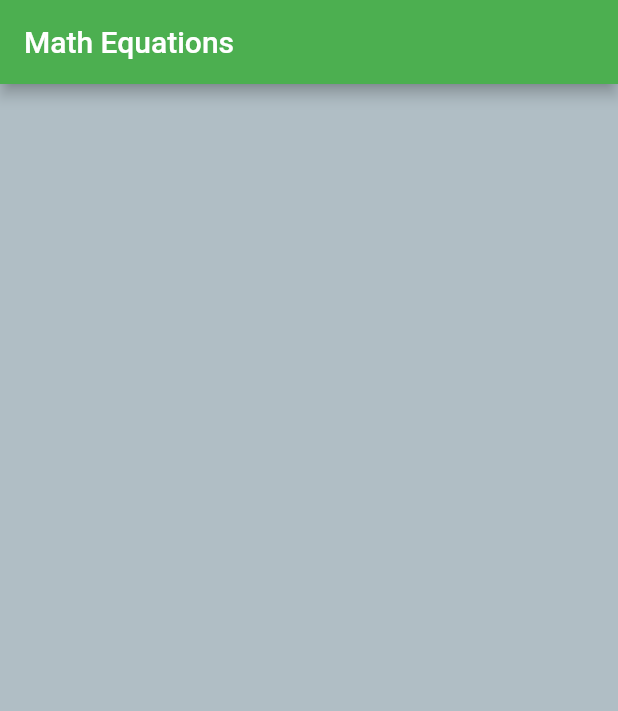
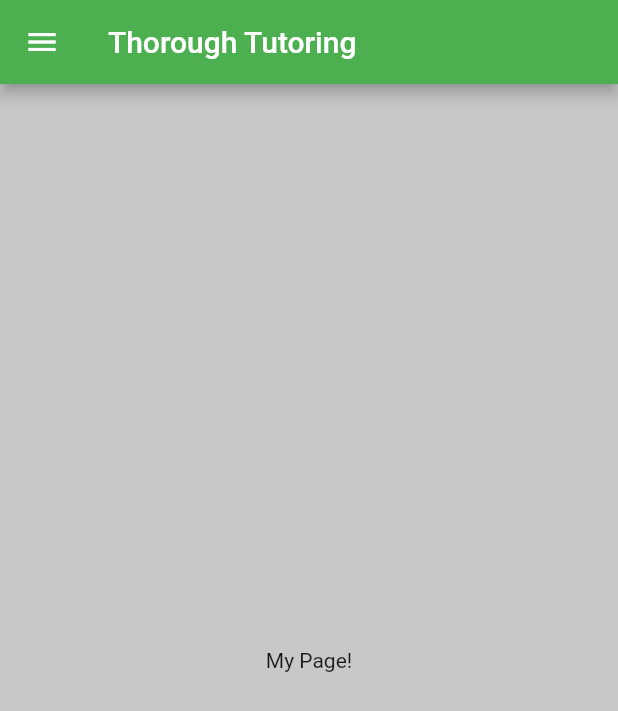
Before and after one commit to Camron2889/ThoroughTutoring, a Flutter app: the screen it shows after launch, on a phone screen of 412 x 824 dp. Shown: the top 711 px of the screen. Run offline on Flutter 3.47's test engine with Material 2 defaults, Android fonts, the phone set to English and light mode, and no system bars.

```diff
--- a/lib/pages/home_page.dart
+++ b/lib/pages/home_page.dart
@@ -1,21 +1,144 @@
+import 'dart:ui' as prefix0;
+
 import 'package:flutter/material.dart';
 
 class HomePage extends StatelessWidget {
+  final String title;
+
+  HomePage({Key key, this.title}) : super(key: key);
 
   @override
   Widget build(BuildContext context) {
     return Scaffold(
-      appBar: AppBar(
-        title: const Text('Math Equations'),
+      appBar: AppBar(title: Text(title)),
+      body: Center(child: Text('My Page!')),
+      drawer: Drawer(
+        // Add a ListView to the drawer. This ensures the user can scroll
+        // through the options in the drawer if there isn't enough vertical
+        // space to fit everything.
+        child: Column(
+          // Important: Remove any padding from the ListView.
+          //padding: EdgeInsets.zero,
+          children: <Widget>[
+            DrawerHeader(
+              decoration: BoxDecoration(
+                color: Colors.green,
+                image: DecorationImage(
+                    image: AssetImage("assets/logos/KYSU-Logo-White-Vertical.png"),
+                    fit: BoxFit.fitHeight)
+              ),
+            ),
+            ListTile(
+              leading: Icon(Icons.person),
+              title: Text('Your Profile',
+                style: TextStyle(
+                  fontSize: 20,
+                ),
+              ),
+              onTap: () {
+                // Update the state of the app
+                // ...
+                // Then close the drawer
+                Navigator.pop(context);
+              },
+            ),
+            Divider(
+              color: Colors.black26,
+              height: 10,
+              thickness: 1,
+              indent: 20,
+              endIndent: 20,
+            ),
+            ListTile(
+              leading: Icon(Icons.message),
+              title: Text('Messages',
+                style: TextStyle(
+                  fontSize: 20,
+                ),
+              ),
+              onTap: () {
+                // Update the state of the app
+                // ...
+                // Then close the drawer
+                Navigator.pop(context);
+              },
+            ),
+            Divider(
+              color: Colors.black26,
+              height: 10,
+              thickness: 1,
+              indent: 20,
+              endIndent: 20,
+            ),
+            ListTile(
+              leading: Icon(Icons.today),
+              title: Text('Appointments',
+                style: TextStyle(
+                  fontSize: 20,
+                ),
+              ),
+              onTap: () {
+                // Update the state of the app
+                // ...
+                // Then close the drawer
+                Navigator.pop(context);
+              },
+            ),
+            Divider(
+              color: Colors.black26,
+              height: 10,
+              thickness: 1,
+              indent: 20,
+              endIndent: 20,
+            ),
+            ListTile(
+              leading: Icon(Icons.person_pin),
+              title: Text('Find Tutors',
+                style: TextStyle(
+                  fontSize: 20,
+                ),
+              ),
+              onTap: () {
+                // Update the state of the app
+                // ...
+                // Then close the drawer
+                Navigator.pop(context);
+              },
+            ),
+            Divider(
+              color: Colors.black26,
+              height: 10,
+              thickness: 1,
+              indent: 20,
+              endIndent: 20,
+            ),
+            Expanded(
+              child: SizedBox(),
+            ),
+            Divider(
+              color: Colors.black26,
+              height: 10,
+              thickness: 1,
+              indent: 20,
+              endIndent: 20,
+            ),
+            ListTile(
+              leading: Icon(Icons.settings),
+              title: Text('Settings',
+                style: TextStyle(
+                  fontSize: 20,
+                ),
+              ),
+              onTap: () {
+                // Update the state of the app
+                // ...
+                // Then close the drawer
+                Navigator.pop(context);
+              },
+            ),
+          ],
+        ),
       ),
-      body: Center(
-          child: Column(
-            children: <Widget>[
-              //new CategoryButton('Algebra', () => Navigator.of(context).push(new MaterialPageRoute(builder: (BuildContext context) => new AlgebraPage()))),
-            ],
-          )
-      ),
-      backgroundColor: Colors.blueGrey.shade200,
     );
   }
 }
```
